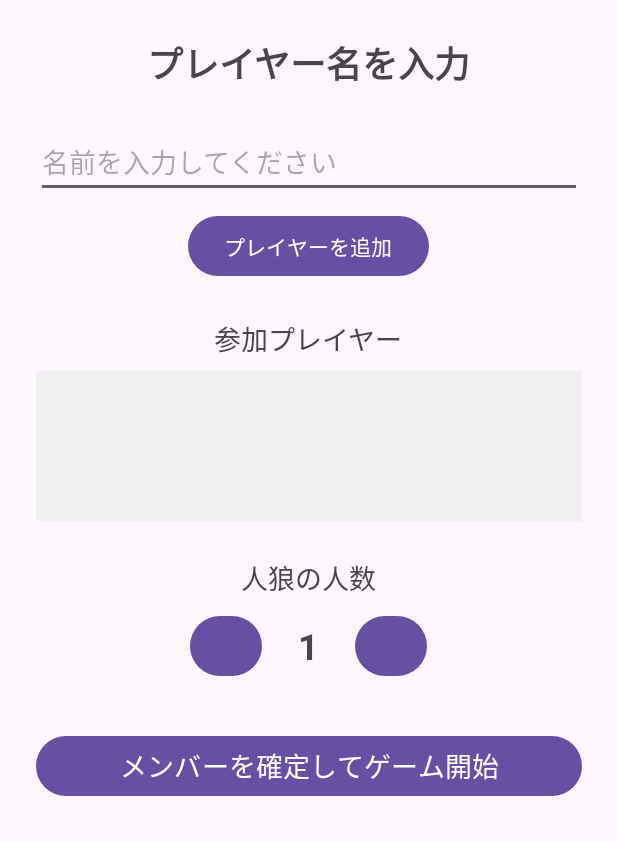
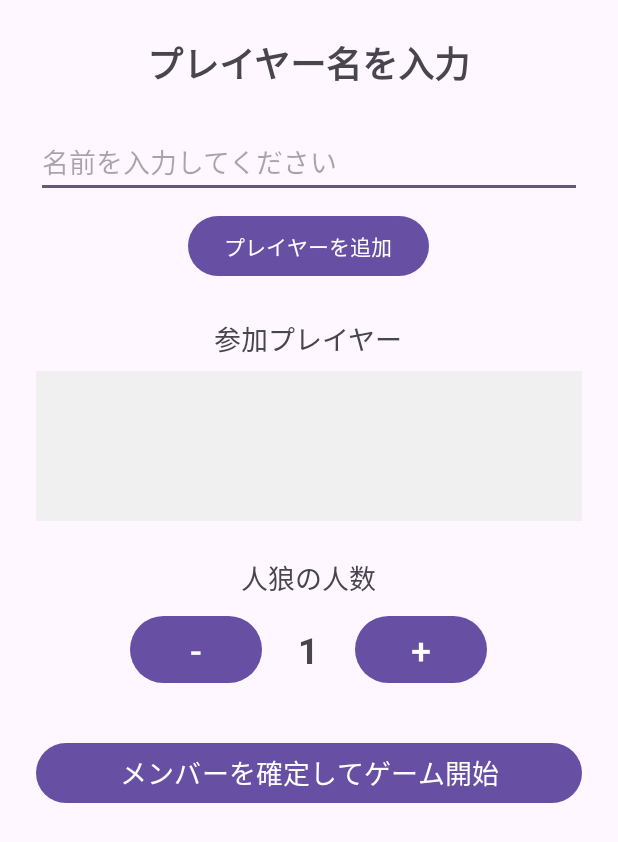
Before and after one commit to yahata885/mbtiwolf, an Android app: the screen it shows after launch (SetupActivity), after a tap on "モード3: 人狼", on a phone screen of 412 x 824 dp. Shown: the top 842 px of the screen. Run offline under Robolectric (Android 15) with nearby library versions, the light colour scheme and no system bars.

Commit message:
人狼の人数+-を表示

```diff
--- a/app/src/main/res/layout/activity_setup.xml
+++ b/app/src/main/res/layout/activity_setup.xml
@@ -72,10 +72,11 @@
 
             <Button
                 android:id="@+id/minusButton"
-                android:layout_width="48dp"
-                android:layout_height="48dp"
+                android:layout_width="wrap_content"
+                android:layout_height="wrap_content"
                 android:text="-"
-                android:textSize="18sp"/>
+                android:textSize="24sp"
+                android:textColor="@android:color/white"/>
 
             <TextView
                 android:id="@+id/wolfCountTextView"
@@ -89,10 +90,11 @@
 
             <Button
                 android:id="@+id/plusButton"
-                android:layout_width="48dp"
-                android:layout_height="48dp"
+                android:layout_width="wrap_content"
+                android:layout_height="wrap_content"
                 android:text="+"
-                android:textSize="18sp"/>
+                android:textSize="24sp"
+                android:textColor="@android:color/white"/>
         </LinearLayout>
     </LinearLayout>
 
```
Also changed, not shown: 2 other files.
